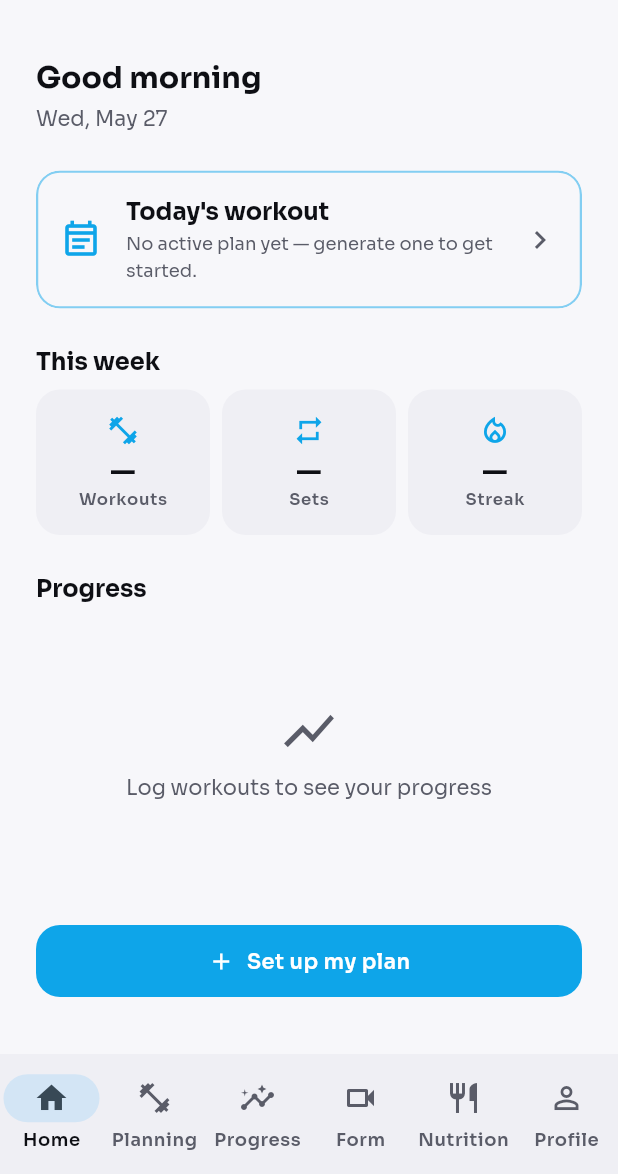
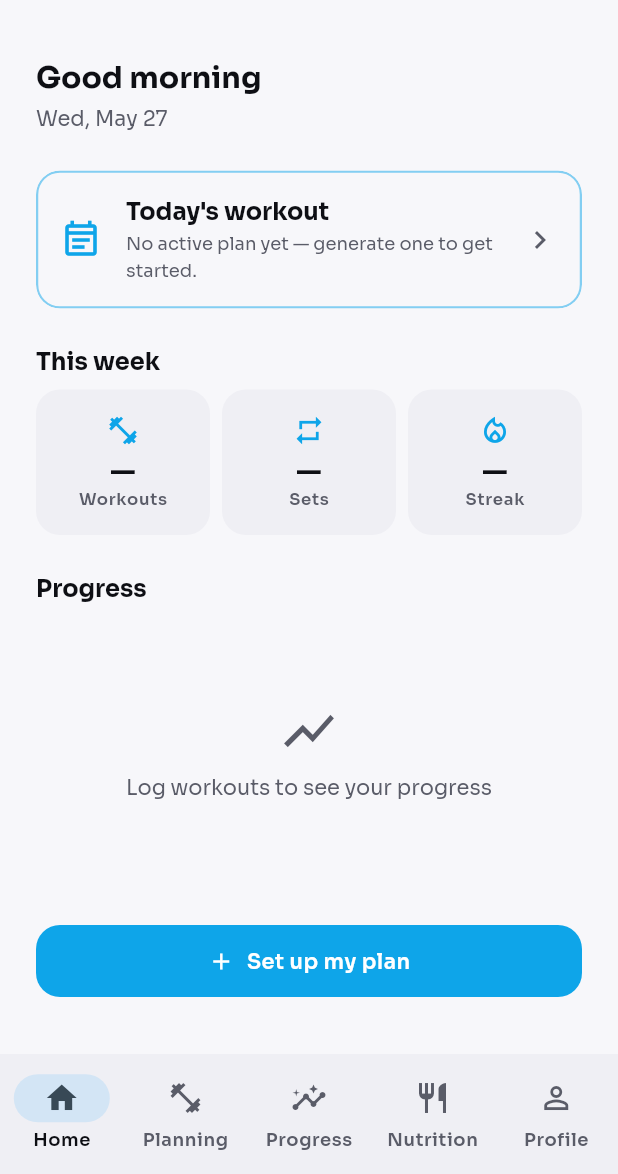
Before and after one commit to Ibrahim-Shahin1/fitnova, a Flutter app: the AppShell screen opened directly, on a phone screen of 412 x 824 dp, the part 62-1236 px from its top. Run offline on Flutter 3.47's test engine with Material 3 defaults, Android fonts, the phone set to English and light mode, and no system bars; our stand-ins replace camera, fl_chart, flutter_svg, image_picker, shared_preferences, supabase_flutter and 1 more; accounts and stored records are empty; network calls fail; project files that could hold a hidden picture were left out.

Commit message:
feat(ui): remove Form Correction tab from the app shell (feature cancelled)
Form-correction frontend is cancelled (domain shift). Drop the Form tab + nav
item from the 6-tab shell (now 5 tabs). Backend + form screens left in place
for possible fallback, just unreachable.

Co-Authored-By: Claude Opus 4.7 (1M context) <noreply@anthropic.com>

```diff
--- a/lib/screens/shell/app_shell.dart
+++ b/lib/screens/shell/app_shell.dart
@@ -1,7 +1,6 @@
 import 'package:flutter/material.dart';
 
 import '../fitness_planning/planning_tab.dart';
-import '../form_correction/form_correction_tab.dart';
 import '../home/home_tab.dart';
 import '../nutrition/nutrition_tab.dart';
 import '../profile/profile_tab.dart';
@@ -29,7 +28,6 @@ class _AppShellState extends State<AppShell> {
       HomeTab(onOpenPlanning: () => _goTo(1)),
       const PlanningTab(),
       const ProgressTab(),
-      const FormCorrectionTab(),
       const NutritionTab(),
       const ProfileTab(),
     ];
@@ -56,11 +54,6 @@ class _AppShellState extends State<AppShell> {
             label: 'Progress',
           ),
           NavigationDestination(
-            icon: Icon(Icons.videocam_outlined),
-            selectedIcon: Icon(Icons.videocam),
-            label: 'Form',
-          ),
-          NavigationDestination(
             icon: Icon(Icons.restaurant_outlined),
             selectedIcon: Icon(Icons.restaurant),
             label: 'Nutrition',
```
